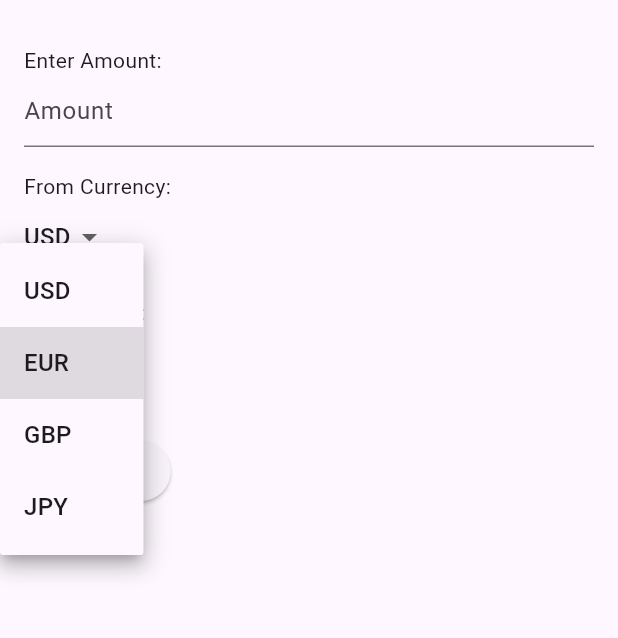
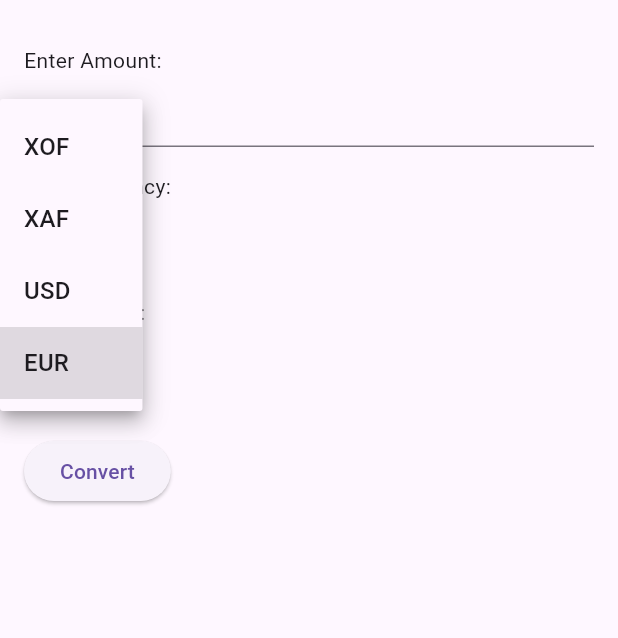
Before and after one commit to adama-traore-github/Convertions_de_devises, a Flutter app: the screen it shows after launch, after a tap on "EUR", on a phone screen of 412 x 824 dp, the part 63-701 px from its top. Run offline on Flutter 3.47's test engine with Material 3 defaults, Android fonts, the phone set to English and light mode, and no system bars.

Commit message:
feat: add EUR and XAF currencies, remove GBP and JPY

```diff
--- a/lib/main.dart
+++ b/lib/main.dart
@@ -15,7 +15,7 @@ class MyApp extends StatelessWidget {
       title: 'Currency Converter',
       theme: ThemeData(primarySwatch: Colors.blue),
       home: const CurrencyConverterPage(),
-      debugShowCheckedModeBanner: false,
+      debugShowCheckedModeBanner: false, // Supprime le badge DEBUG.
     );
   }
 }
@@ -30,9 +30,9 @@ class CurrencyConverterPage extends StatefulWidget {
 class CurrencyConverterPageState extends State<CurrencyConverterPage> {
   final TextEditingController _amountController = TextEditingController();
   String _convertedAmount = '';
-  String _fromCurrency = 'USD';
-  String _toCurrency = 'EUR';
-  final String apiKey = '0a2b9a31d496fe2ea770268d'; // Ta clé API
+  String _fromCurrency = 'XOF'; // Devise source par défaut.
+  String _toCurrency = 'EUR'; // Devise cible par défaut.
+  final String apiKey = '0a2b9a31d496fe2ea770268d'; // Ta clé API.
 
   Future<void> _convertCurrency() async {
     try {
@@ -91,7 +91,7 @@ class CurrencyConverterPageState extends State<CurrencyConverterPage> {
             const Text('From Currency:'),
             DropdownButton<String>(
               value: _fromCurrency,
-              items: ['USD', 'EUR', 'GBP', 'JPY']
+              items: ['XOF', 'XAF', 'USD', 'EUR']
                   .map((currency) => DropdownMenuItem(
                         value: currency,
                         child: Text(currency),
@@ -107,7 +107,7 @@ class CurrencyConverterPageState extends State<CurrencyConverterPage> {
             const Text('To Currency:'),
             DropdownButton<String>(
               value: _toCurrency,
-              items: ['USD', 'EUR', 'GBP', 'JPY']
+              items: ['XOF', 'XAF', 'USD', 'EUR'] // Ajoute 'XOF' ici.
                   .map((currency) => DropdownMenuItem(
                         value: currency,
                         child: Text(currency),
```
